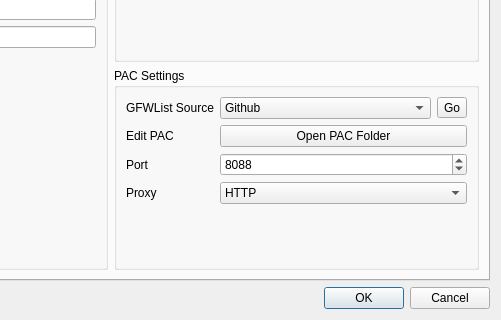
This is src/ui/w_PrefrencesWindow.ui in darsvador/qvssr as Qt 5 draws it before an edit; both pictures show x 279 to 780 and y 240 to 560 of the 780 by 560 pixel window. The edited form follows.
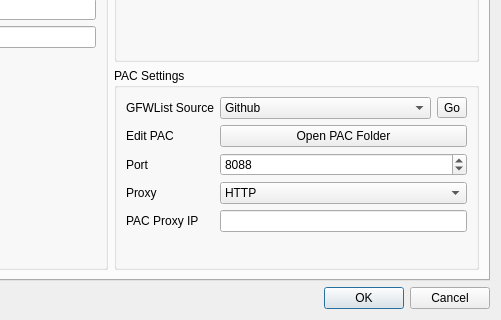
This is the edited form. The open tabs and pages were chosen to show the change. Icons and pictures are not drawn.

Commit message: [fix] Half done PAC, supported Window Proxy AutoSet, Fixed ImportWindow cancel button bug #69

Diff of the .ui file:
```diff
--- a/src/ui/w_PrefrencesWindow.ui
+++ b/src/ui/w_PrefrencesWindow.ui
@@ -588,6 +588,16 @@
               </item>
              </widget>
             </item>
+            <item row="4" column="1">
+             <widget class="QLineEdit" name="pacProxyTxt"/>
+            </item>
+            <item row="4" column="0">
+             <widget class="QLabel" name="label_56">
+              <property name="text">
+               <string>PAC Proxy IP</string>
+              </property>
+             </widget>
+            </item>
            </layout>
           </widget>
          </item>
```
The commit also changes 9 other files.
